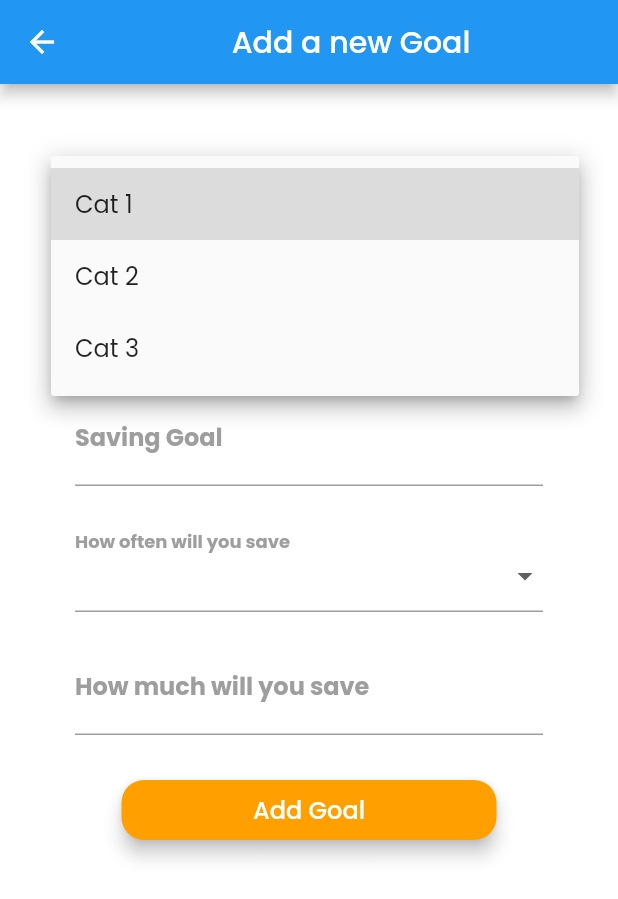
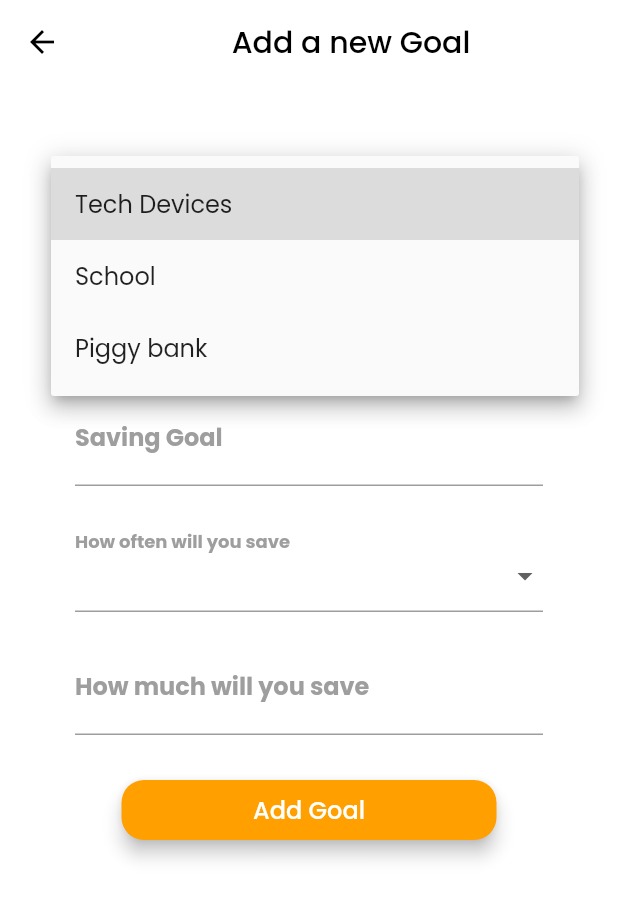
Before and after one commit to ChristineWasike/save, a Flutter app: the AddGoal screen opened directly, after a tap on the "arrow drop down" icon, on a phone screen of 412 x 824 dp. Shown: the top 899 px of the screen. Run offline on Flutter 3.47's test engine with Material 2 defaults, Android fonts, the phone set to English and light mode, and no system bars; our stand-ins replace cloud_firestore, firebase_auth, flutter_spinkit, google_fonts; accounts and stored records are empty.

Commit message:
Changed goal form appbar

```diff
--- a/lib/screens/goals/add_goal.dart
+++ b/lib/screens/goals/add_goal.dart
@@ -7,7 +7,6 @@ class AddGoal extends StatefulWidget {
 
 class _AddGoalState extends State<AddGoal> {
   final _formKey = GlobalKey<FormState>();
-  var _categoryOptions = ["Cat 1", "Cat 2", "Cat 3", "Cat 4", "Cat 5", "Cat 6"];
   var _currentSelectedValue;
   @override
   Widget build(BuildContext context) {
@@ -15,8 +14,18 @@ class _AddGoalState extends State<AddGoal> {
       resizeToAvoidBottomInset: false,
       backgroundColor: Colors.white,
       appBar: AppBar(
-        title: Center(child: Text("Add a new Goal")),
-        leading: Icon(Icons.arrow_back),
+        backgroundColor: Colors.white,
+        elevation: 0,
+        title: Center(
+          child: Text(
+            "Add a new Goal",
+            style: TextStyle(color: Colors.black),
+          ),
+        ),
+        leading: Icon(
+          Icons.arrow_back,
+          color: Colors.black,
+        ),
       ),
       body: Container(
         padding: EdgeInsets.symmetric(vertical: 30.0, horizontal: 50.0),
@@ -56,7 +65,7 @@ class _AddGoalState extends State<AddGoal> {
                         _currentSelectedValue = newValue;
                       });
                     },
-                    items: <String>["Cat 1", "Cat 2", "Cat 3"]
+                    items: <String>["Tech Devices", "School", "Piggy bank"]
                         .map<DropdownMenuItem<String>>((String value) {
                       return DropdownMenuItem<String>(
                         value: value,
@@ -128,7 +137,7 @@ class _AddGoalState extends State<AddGoal> {
                         _currentSelectedValue = newValue;
                       });
                     },
-                    items: <String>["Cat 1", "Cat 2", "Cat 3"]
+                    items: <String>["Bi-weekly", "Monthly"]
                         .map<DropdownMenuItem<String>>((String value) {
                       return DropdownMenuItem<String>(
                         value: value,
```
